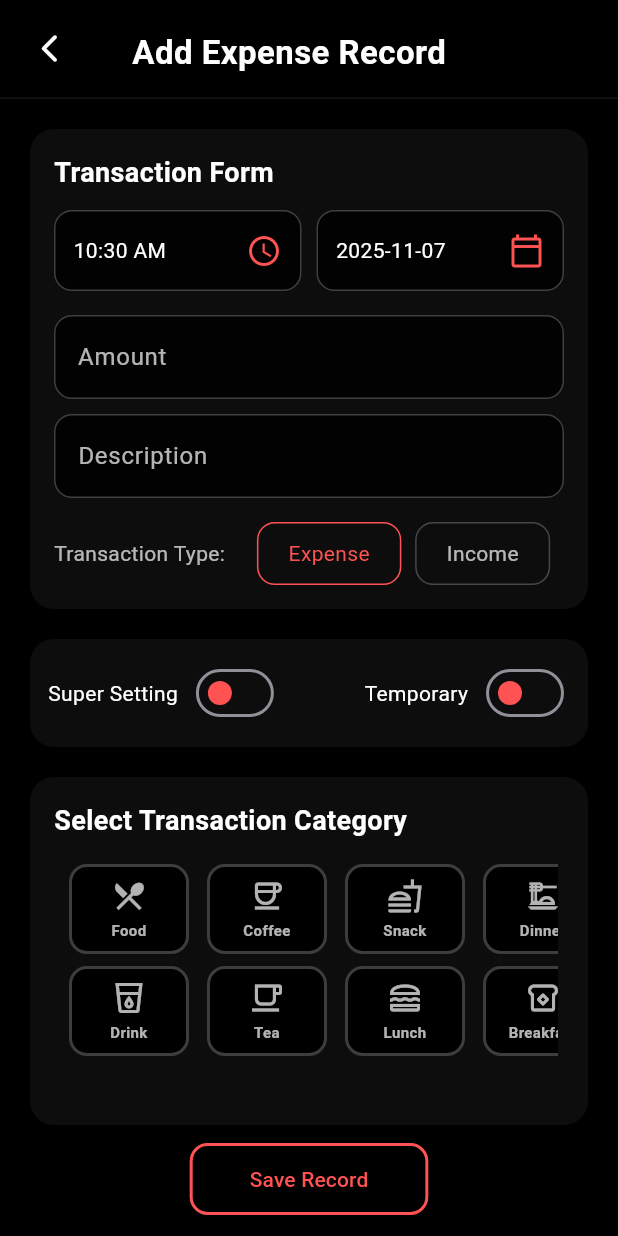
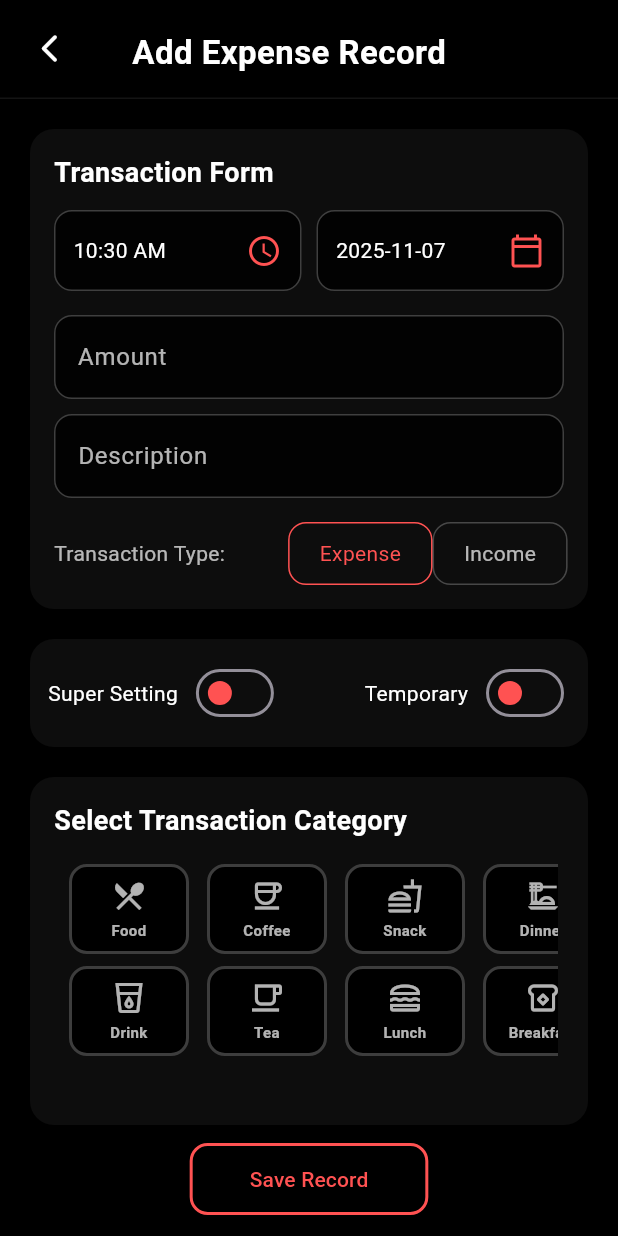
Before and after one commit to DisasterUnknown/WalletZip, a Flutter app: the AddNewTransactionRecordPage screen opened by its route, on a phone screen of 412 x 824 dp. Run offline on Flutter 3.47's test engine with Material 3 defaults, Android fonts, the phone set to English and light mode, and no system bars; our stand-ins replace shared_preferences, sqflite; accounts and stored records are empty.

Commit message:
enhance transaction type toggle: adjust layout for better spacing and alignment

```diff
--- a/lib/ui/screens/pages/add_transaction_page/widgets/main/top_input_area.dart
+++ b/lib/ui/screens/pages/add_transaction_page/widgets/main/top_input_area.dart
@@ -81,6 +81,7 @@ class TopInputArea extends StatelessWidget {
 
           // Transaction Type Toggle
           Row(
+            mainAxisAlignment: MainAxisAlignment.spaceBetween,
             children: [
               const Text(
                 'Transaction Type:',
--- a/lib/ui/screens/pages/add_transaction_page/widgets/sub/transaction_type_toggle.dart
+++ b/lib/ui/screens/pages/add_transaction_page/widgets/sub/transaction_type_toggle.dart
@@ -14,9 +14,13 @@ class TransactionTypeToggle extends StatelessWidget {
 
   @override
   Widget build(BuildContext context) {
-    return Row(
-      mainAxisAlignment: MainAxisAlignment.spaceEvenly,
-      children: ['Expense', 'Income'].map((type) {
+    final types = ['Expense', 'Income'];
+
+    return Padding(
+      padding: const EdgeInsets.only(left: 30),
+      child: Row(
+        mainAxisAlignment: MainAxisAlignment.spaceBetween,
+        children: types.map((type) {
           final isSelected = transactionType == type;
           return GestureDetector(
             onTap: () => onTypeChange(type),
@@ -37,6 +41,7 @@ class TransactionTypeToggle extends StatelessWidget {
             ),
           );
         }).toList(),
+      ),
     );
   }
 }
```
Lines whose indentation alone changed are shown as unchanged.
